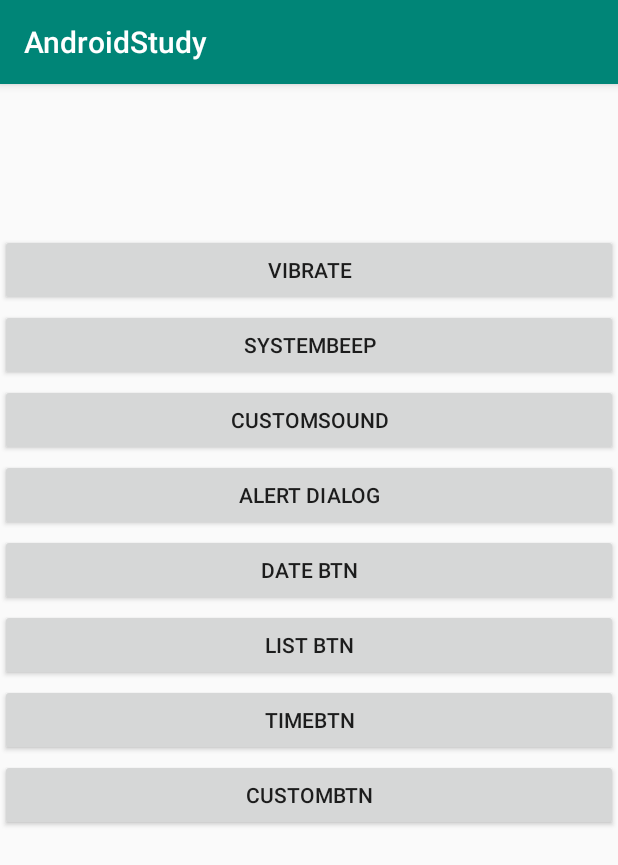
After one commit to jtm0609/AndroidStudy, an Android app: the Part2_5_Ararm screen opened directly, with no data from a screen before it, on a phone screen of 412 x 824 dp. The commit adds this screen. Shown: the top 865 px of the screen. Run offline under Robolectric (Android 15) with nearby library versions, the phone set to English and light mode, and no system bars; Roboto replaces fonts that are not available here.

Commit message:
깡샘 안드로이드 실습: 다양한 사용자 알림효과(진동, 소리, 토스트, 다이얼로그, 목록, 날짜, 시간 ,커스텀 다이얼로그)의 이해

```diff
--- a/AndroidStudy/app/build.gradle
+++ b/AndroidStudy/app/build.gradle
@@ -5,7 +5,7 @@ android {
     buildToolsVersion "29.0.2"
     defaultConfig {
         applicationId "com.jtmcompany.androidstudy"
-        minSdkVersion 29
+        minSdkVersion 28
         targetSdkVersion 29
         versionCode 1
         versionName "1.0"
--- /dev/null
+++ b/AndroidStudy/app/src/main/java/com/jtmcompany/androidstudy/Part2_5_Ararm.java
@@ -0,0 +1,149 @@
+package com.jtmcompany.androidstudy;
+
+import android.app.DatePickerDialog;
+import android.app.TimePickerDialog;
+import android.content.DialogInterface;
+import android.media.MediaPlayer;
+import android.media.Ringtone;
+import android.media.RingtoneManager;
+import android.net.Uri;
+import android.os.Bundle;
+import android.os.Vibrator;
+import android.view.LayoutInflater;
+import android.view.View;
+import android.widget.Button;
+import android.widget.DatePicker;
+import android.widget.TimePicker;
+import android.widget.Toast;
+
+import androidx.appcompat.app.AlertDialog;
+import androidx.appcompat.app.AppCompatActivity;
+
+import java.util.Calendar;
+
+public class Part2_5_Ararm extends AppCompatActivity implements View.OnClickListener {
+
+    Button vibrationBtn;
+    Button systemBeepBtn;
+    Button customBeepBtn;
+    Button alertDialogBtn;
+    Button listBtn;
+    Button customAlertBtn;
+    Button dateBtn;
+    Button timeBtn;
+
+    AlertDialog customDialog;
+    AlertDialog listDialog;
+    AlertDialog alertDialog;
+
+    @Override
+    protected void onCreate(Bundle savedInstanceState) {
+        super.onCreate(savedInstanceState);
+        setContentView(R.layout.activity_part2_5__ararm);
+
+        vibrationBtn = findViewById(R.id.vibrate);
+        systemBeepBtn = findViewById(R.id.systemBeep);
+        customBeepBtn = findViewById(R.id.customSound);
+
+        alertDialogBtn = findViewById(R.id.alertDialogBtn);
+        listBtn = findViewById(R.id.listBtn);
+        customAlertBtn = findViewById(R.id.customBtn);
+        dateBtn = findViewById(R.id.dateBtn);
+        timeBtn = findViewById(R.id.timeBtn);
+
+
+        vibrationBtn.setOnClickListener(this);
+        systemBeepBtn.setOnClickListener(this);
+        customBeepBtn.setOnClickListener(this);
+
+        alertDialogBtn.setOnClickListener(this);
+        listBtn.setOnClickListener(this);
+        customAlertBtn.setOnClickListener(this);
+        dateBtn.setOnClickListener(this);
+        timeBtn.setOnClickListener(this);
+
+    }
+
+    @Override
+    public void onClick(View v) {
+        if (v == vibrationBtn) {
+            Vibrator vib = (Vibrator) getSystemService(VIBRATOR_SERVICE);
+            vib.vibrate(1000);
+        } else if (v == systemBeepBtn) {
+            Uri notification = RingtoneManager
+                    .getDefaultUri(RingtoneManager.TYPE_NOTIFICATION);
+            Ringtone ringtone = RingtoneManager.getRingtone(getApplicationContext(), notification);
+            ringtone.play();
+        } else if (v == customBeepBtn) {
+            MediaPlayer player = MediaPlayer.create(this, R.raw.test);
+            player.start();
+        } else if (v == alertDialogBtn) {
+            AlertDialog.Builder builder = new AlertDialog.Builder(this);
+            builder.setIcon(R.drawable.test);
+            builder.setTitle("알림");
+            builder.setMessage("정말 종료 하시겠습니까?");
+            builder.setPositiveButton("OK", dialogListener);
+            alertDialog = builder.create();
+            alertDialog.show();
+        } else if (v == listBtn) {
+            AlertDialog.Builder builder = new AlertDialog.Builder(this);
+            builder.setTitle("알림 벨소리");
+            builder.setSingleChoiceItems(R.array.dialog_array, 0, dialogListener);
+            builder.setPositiveButton("확인", null);
+            builder.setNegativeButton("취소", null);
+            listDialog = builder.create();
+            listDialog.show();
+        } else if (v == dateBtn) {
+            Calendar c = Calendar.getInstance();
+            int year = c.get(Calendar.YEAR);
+            int month = c.get(Calendar.MONTH);
+            int day = c.get(Calendar.DAY_OF_MONTH);
+
+            DatePickerDialog dateDialog = new DatePickerDialog(this, new DatePickerDialog.OnDateSetListener() {
+                @Override
+                public void onDateSet(DatePicker datePicker, int year, int monthOfYear, int dayOfMonth) {
+                    Toast.makeText(Part2_5_Ararm.this, year + ":" + (monthOfYear + 1) + ":" + dayOfMonth, Toast.LENGTH_SHORT).show();
+                }
+            }, year, month, day);
+            dateDialog.show();
+        } else if (v == timeBtn) {
+            Calendar c = Calendar.getInstance();
+            int hour = c.get(Calendar.HOUR_OF_DAY);
+            int minute = c.get(Calendar.MINUTE);
+
+            TimePickerDialog timeDialog = new TimePickerDialog(this, new TimePickerDialog.OnTimeSetListener() {
+                @Override
+                public void onTimeSet(TimePicker view, int hourOfDay, int minute) {
+                    Toast.makeText(Part2_5_Ararm.this, hourOfDay + ":" + minute, Toast.LENGTH_SHORT).show();
+                }
+            }, hour, minute, false);
+            timeDialog.show();
+        } else if (v == customAlertBtn) {
+            AlertDialog.Builder builder = new AlertDialog.Builder(this);
+
+            LayoutInflater inflater = (LayoutInflater) getSystemService(LAYOUT_INFLATER_SERVICE);
+            View view = inflater.inflate(R.layout.custom_dialog_layout, null);
+            builder.setView(view);
+            builder.setPositiveButton("확인", dialogListener);
+            builder.setNegativeButton("취소",null);
+
+            customDialog=builder.create();
+            customDialog.show();
+        }
+
+    }
+
+    DialogInterface.OnClickListener dialogListener = new DialogInterface.OnClickListener() {
+        @Override
+        public void onClick(DialogInterface dialog, int which) {
+            if (dialog == customDialog && which == DialogInterface.BUTTON_POSITIVE) {
+                Toast.makeText(Part2_5_Ararm.this, "custom dialog 확인 click", Toast.LENGTH_SHORT).show();
+            } else if (dialog == listDialog) {
+                String[] datas = getResources().getStringArray(R.array.dialog_array);
+                Toast.makeText(Part2_5_Ararm.this, datas[which] + " 선택 하셨습니다. ", Toast.LENGTH_SHORT).show();
+            } else if (dialog == alertDialog && which == DialogInterface.BUTTON_POSITIVE) {
+                Toast.makeText(Part2_5_Ararm.this, "alert dialog ok click .....", Toast.LENGTH_SHORT).show();
+            }
+        }
+    };
+}
--- a/AndroidStudy/app/src/main/res/layout/activity_part2_4_add__constraint_layout.xml
+++ b/AndroidStudy/app/src/main/res/layout/activity_part2_4_add__constraint_layout.xml
@@ -46,6 +46,6 @@
         android:layout_width="wrap_content"
         android:layout_height="wrap_content"
         android:orientation="horizontal"
-        app:layout_constraintGuide_begin="0.2%" />
+        />
 
 </androidx.constraintlayout.widget.ConstraintLayout>
--- /dev/null
+++ b/AndroidStudy/app/src/main/res/layout/activity_part2_5__ararm.xml
@@ -0,0 +1,72 @@
+<?xml version="1.0" encoding="utf-8"?>
+<androidx.constraintlayout.widget.ConstraintLayout xmlns:android="http://schemas.android.com/apk/res/android"
+    xmlns:app="http://schemas.android.com/apk/res-auto"
+    xmlns:tools="http://schemas.android.com/tools"
+    android:layout_width="match_parent"
+    android:layout_height="match_parent"
+    tools:context=".Part2_5_Ararm">
+
+    <Button
+        android:layout_width="match_parent"
+        android:layout_height="wrap_content"
+        android:id="@+id/vibrate"
+        android:text="vibrate"
+        app:layout_constraintTop_toTopOf="parent"
+        android:layout_marginTop="100dp"/>
+
+    <Button
+        android:layout_width="match_parent"
+        android:layout_height="wrap_content"
+        android:id="@+id/systemBeep"
+        android:text="systembeep"
+        app:layout_constraintTop_toTopOf="@id/vibrate"
+        android:layout_marginTop="50dp"/>
+
+    <Button
+        android:layout_width="match_parent"
+        android:layout_height="wrap_content"
+        android:id="@+id/customSound"
+        android:text="customsound"
+        app:layout_constraintTop_toTopOf="@id/systemBeep"
+        android:layout_marginTop="50dp"/>
+
+    <Button
+        android:layout_width="match_parent"
+        android:layout_height="wrap_content"
+        android:id="@+id/alertDialogBtn"
+        android:text="alert dialog"
+        app:layout_constraintTop_toTopOf="@id/customSound"
+        android:layout_marginTop="50dp"/>
+
+    <Button
+        android:layout_width="match_parent"
+        android:layout_height="wrap_content"
+        android:id="@+id/dateBtn"
+        android:text="date Btn"
+        app:layout_constraintTop_toTopOf="@id/alertDialogBtn"
+        android:layout_marginTop="50dp"/>
+
+    <Button
+        android:layout_width="match_parent"
+        android:layout_height="wrap_content"
+        android:id="@+id/listBtn"
+        android:text="list btn"
+        app:layout_constraintTop_toTopOf="@id/dateBtn"
+        android:layout_marginTop="50dp"/>
+
+    <Button
+        android:layout_width="match_parent"
+        android:layout_height="wrap_content"
+        android:id="@+id/timeBtn"
+        android:text="timebtn"
+        app:layout_constraintTop_toTopOf="@id/listBtn"
+        android:layout_marginTop="50dp"/>
+
+    <Button
+        android:layout_width="match_parent"
+        android:layout_height="wrap_content"
+        android:id="@+id/customBtn"
+        android:text="custombtn"
+        app:layout_constraintTop_toTopOf="@id/timeBtn"
+        android:layout_marginTop="50dp"/>
+</androidx.constraintlayout.widget.ConstraintLayout>
--- /dev/null
+++ b/AndroidStudy/app/src/main/res/values/arrays.xml
@@ -0,0 +1,10 @@
+<?xml version="1.0" encoding="utf-8"?>
+<resources>
+    <string-array name="dialog_array">
+        <item>기본 알람소리</item>
+        <item>Argon</item>
+        <item>Awaken</item>
+        <item>Bounce</item>
+        <item>Carbon</item>
+    </string-array>
+</resources>
```
Also changed, not shown: AndroidStudy/app/src/main/AndroidManifest.xml (+10 -4 lines), AndroidStudy/app/src/main/res/layout/custom_dialog_layout.xml (added, +36 -0 lines), 1 other file.
